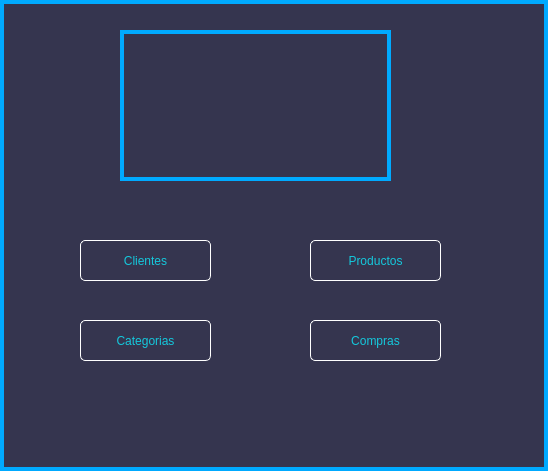
The window that views/MainWindow.ui (joanmera/Gameverse_Interface) describes before a commit, drawn with Qt 5.
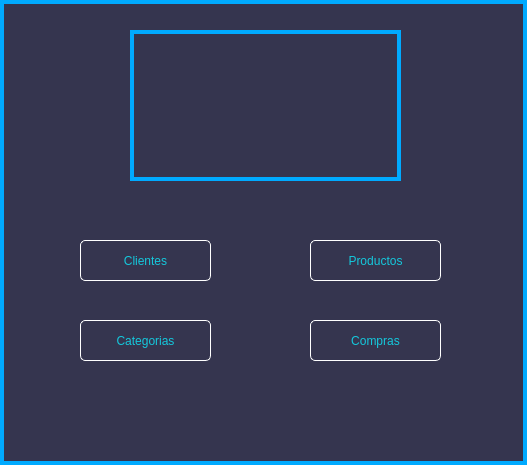
The same window after the commit. Icons and pictures are not drawn.

```diff
--- a/views/MainWindow.ui
+++ b/views/MainWindow.ui
@@ -6,8 +6,8 @@
    <rect>
     <x>0</x>
     <y>0</y>
-    <width>548</width>
-    <height>471</height>
+    <width>527</width>
+    <height>465</height>
    </rect>
   </property>
   <property name="windowTitle">
@@ -22,7 +22,7 @@
    <widget class="QLabel" name="label">
     <property name="geometry">
      <rect>
-      <x>120</x>
+      <x>130</x>
       <y>30</y>
       <width>271</width>
       <height>151</height>
```
Left out of the diff: 2 changed lines with no effect on the pictures.
